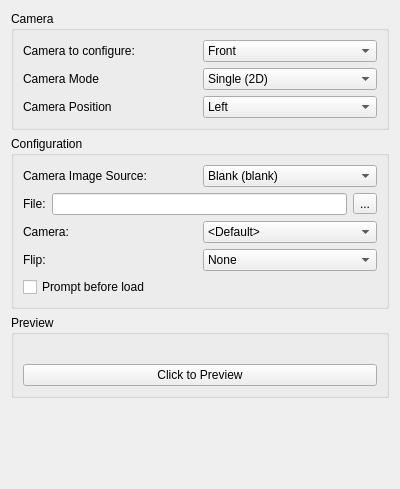
Before: the Qt Designer form src/citra_qt/configuration/configure_camera.ui in rtiangha/bravely-offline-citra, drawn with Qt 5.
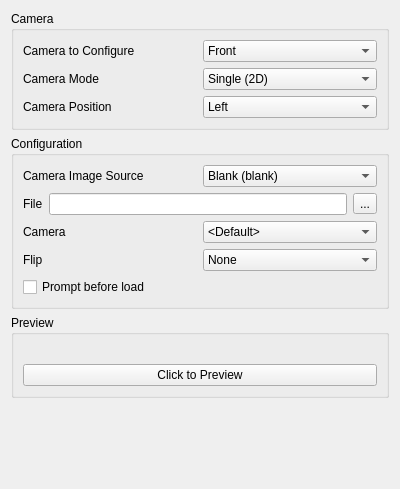
After: the same form once the commit is applied.

Commit message: configure_camera.ui: Copyedit pass

Diff of the .ui file:
```diff
--- a/src/citra_qt/configuration/configure_camera.ui
+++ b/src/citra_qt/configuration/configure_camera.ui
@@ -28,7 +28,7 @@
            <string>Select the camera to configure</string>
           </property>
           <property name="text">
-           <string>Camera to configure:</string>
+           <string>Camera to Configure</string>
           </property>
          </widget>
         </item>
@@ -130,7 +130,7 @@
            <string>Select where the image of the emulated camera comes from. It may be an image or a real camera.</string>
           </property>
           <property name="text">
-           <string>Camera Image Source:</string>
+           <string>Camera Image Source</string>
           </property>
          </widget>
         </item>
@@ -166,7 +166,7 @@
            <enum>QFrame::NoFrame</enum>
           </property>
           <property name="text">
-           <string>File:</string>
+           <string>File</string>
           </property>
          </widget>
         </item>
@@ -193,7 +193,7 @@
            <enum>QFrame::NoFrame</enum>
           </property>
           <property name="text">
-           <string>Camera:</string>
+           <string>Camera</string>
           </property>
          </widget>
         </item>
@@ -234,7 +234,7 @@
            <enum>QFrame::NoFrame</enum>
           </property>
           <property name="text">
-           <string>Flip:</string>
+           <string>Flip</string>
           </property>
          </widget>
         </item>
```
